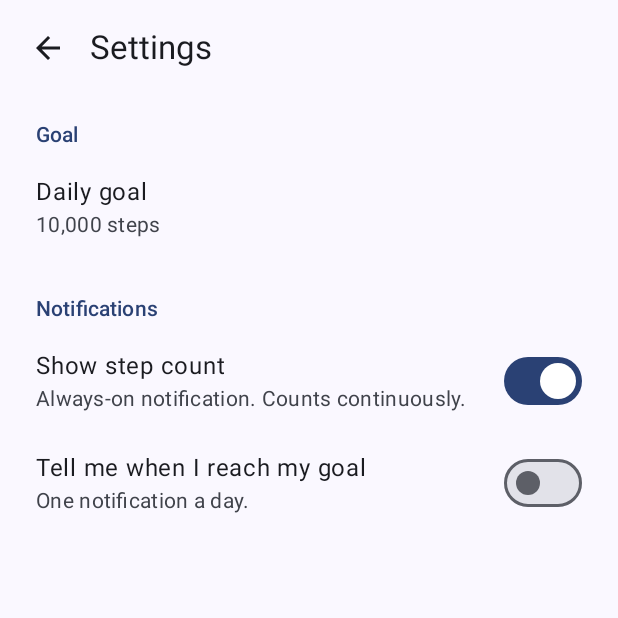
After one commit to rafa-fiedo/pedometer, an Android app built with Jetpack Compose: the composable SettingsScreen shown on its own in the app's theme, on a phone screen of 412 x 824 dp, the top half of it. The commit adds this screen. Run offline under Robolectric (Android 15) with nearby library versions, the phone set to English and light mode, and no system bars; our stand-ins replace Room's generated code; 1 statement that could not run was skipped.

Commit message:
Add Settings screen with goal and notification switches

```diff
--- a/app/src/main/java/app/pedometer/ui/MainActivity.kt
+++ b/app/src/main/java/app/pedometer/ui/MainActivity.kt
@@ -34,6 +34,9 @@ class MainActivity : ComponentActivity() {
     override fun onCreate(savedInstanceState: Bundle?) {
         super.onCreate(savedInstanceState)
         enableEdgeToEdge()
+        // Creates the app's effects now, so goal and settings changes refresh the widget and
+        // the goal alert even before any step has been recorded in this process.
+        app.effects
         // Debug builds can skip the sensor check so the screens can be viewed on an emulator.
         val skipSensorCheck = BuildConfig.DEBUG && intent.getBooleanExtra(EXTRA_SKIP_SENSOR_CHECK, false)
         setContent {
--- a/app/src/main/java/app/pedometer/ui/onboarding/PermissionScreen.kt
+++ b/app/src/main/java/app/pedometer/ui/onboarding/PermissionScreen.kt
@@ -48,7 +48,8 @@ fun hasActivityPermission(context: Context): Boolean =
     ContextCompat.checkSelfPermission(context, Manifest.permission.ACTIVITY_RECOGNITION) ==
         PackageManager.PERMISSION_GRANTED
 
-private fun needsNotificationPermission(context: Context): Boolean =
+/** True on Android 13+ while the app has not been allowed to post notifications. */
+fun needsNotificationPermission(context: Context): Boolean =
     Build.VERSION.SDK_INT >= Build.VERSION_CODES.TIRAMISU &&
         ContextCompat.checkSelfPermission(context, Manifest.permission.POST_NOTIFICATIONS) !=
         PackageManager.PERMISSION_GRANTED
--- /dev/null
+++ b/app/src/main/java/app/pedometer/ui/settings/SettingsScreen.kt
@@ -0,0 +1,173 @@
+package app.pedometer.ui.settings
+
+import android.Manifest
+import androidx.activity.compose.rememberLauncherForActivityResult
+import androidx.activity.result.contract.ActivityResultContracts
+import androidx.compose.foundation.clickable
+import androidx.compose.foundation.layout.Column
+import androidx.compose.foundation.layout.Row
+import androidx.compose.foundation.layout.Spacer
+import androidx.compose.foundation.layout.fillMaxSize
+import androidx.compose.foundation.layout.fillMaxWidth
+import androidx.compose.foundation.layout.padding
+import androidx.compose.foundation.layout.safeDrawingPadding
+import androidx.compose.foundation.layout.width
+import androidx.compose.foundation.rememberScrollState
+import androidx.compose.foundation.selection.toggleable
+import androidx.compose.foundation.verticalScroll
+import androidx.compose.material.icons.Icons
+import androidx.compose.material.icons.automirrored.filled.ArrowBack
+import androidx.compose.material3.Icon
+import androidx.compose.material3.IconButton
+import androidx.compose.material3.MaterialTheme
+import androidx.compose.material3.Switch
+import androidx.compose.material3.Text
+import androidx.compose.runtime.Composable
+import androidx.compose.runtime.getValue
+import androidx.compose.runtime.mutableStateOf
+import androidx.compose.runtime.saveable.rememberSaveable
+import androidx.compose.runtime.setValue
+import androidx.compose.ui.Alignment
+import androidx.compose.ui.Modifier
+import androidx.compose.ui.platform.LocalContext
+import androidx.compose.ui.res.stringResource
+import androidx.compose.ui.semantics.Role
+import androidx.compose.ui.unit.dp
+import androidx.lifecycle.compose.collectAsStateWithLifecycle
+import androidx.lifecycle.viewmodel.compose.viewModel
+import app.pedometer.R
+import app.pedometer.ui.onboarding.needsNotificationPermission
+import app.pedometer.ui.today.GoalDialog
+
+@Composable
+fun SettingsScreen(
+    onBack: () -> Unit,
+    viewModel: SettingsViewModel = viewModel(factory = SettingsViewModel.Factory),
+) {
+    val state by viewModel.state.collectAsStateWithLifecycle()
+    val current = state ?: return
+    val context = LocalContext.current
+    var editingGoal by rememberSaveable { mutableStateOf(false) }
+
+    // The goal alert is only switched on once Android allows the app to notify; a refusal
+    // leaves the switch off.
+    val notificationLauncher = rememberLauncherForActivityResult(
+        ActivityResultContracts.RequestPermission(),
+    ) { granted ->
+        if (granted) viewModel.setGoalAlertEnabled(true)
+    }
+
+    Column(
+        modifier = Modifier
+            .fillMaxSize()
+            .safeDrawingPadding()
+            .verticalScroll(rememberScrollState()),
+    ) {
+        Row(
+            modifier = Modifier.padding(start = 8.dp, end = 24.dp, top = 8.dp),
+            verticalAlignment = Alignment.CenterVertically,
+        ) {
+            IconButton(onClick = onBack) {
+                Icon(
+                    Icons.AutoMirrored.Filled.ArrowBack,
+                    contentDescription = stringResource(R.string.settings_back),
+                )
+            }
+            Spacer(Modifier.width(4.dp))
+            Text(text = stringResource(R.string.settings_title), style = MaterialTheme.typography.titleLarge)
+        }
+
+        SectionTitle(stringResource(R.string.settings_section_goal))
+        Column(
+            modifier = Modifier
+                .fillMaxWidth()
+                .clickable { editingGoal = true }
+                .padding(horizontal = 24.dp, vertical = 12.dp),
+        ) {
+            Text(text = stringResource(R.string.settings_daily_goal), style = MaterialTheme.typography.bodyLarge)
+            Text(
+                text = current.goalText,
+                style = MaterialTheme.typography.bodyMedium,
+                color = MaterialTheme.colorScheme.onSurfaceVariant,
+            )
+        }
+
+        SectionTitle(stringResource(R.string.settings_section_notifications))
+        SwitchRow(
+            title = stringResource(R.string.settings_show_step_count),
+            subtitle = stringResource(R.string.settings_show_step_count_subtitle),
+            checked = current.showStepCount,
+            onCheckedChange = viewModel::setShowStepCount,
+        )
+        SwitchRow(
+            title = stringResource(R.string.settings_goal_alert),
+            subtitle = stringResource(R.string.settings_goal_alert_subtitle),
+            checked = current.goalAlertEnabled,
+            onCheckedChange = { wanted ->
+                if (wanted && needsNotificationPermission(context)) {
+                    notificationLauncher.launch(Manifest.permission.POST_NOTIFICATIONS)
+                } else {
+                    viewModel.setGoalAlertEnabled(wanted)
+                }
+            },
+        )
+        if (current.showPeriodicNote) {
+            Text(
+                text = stringResource(R.string.settings_periodic_note),
+                style = MaterialTheme.typography.bodySmall,
+                color = MaterialTheme.colorScheme.onSurfaceVariant,
+                modifier = Modifier.padding(horizontal = 24.dp, vertical = 8.dp),
+            )
+        }
+    }
+
+    if (editingGoal) {
+        GoalDialog(
+            initial = current.goal,
+            onSave = {
+                viewModel.setGoal(it)
+                editingGoal = false
+            },
+            onDismiss = { editingGoal = false },
+        )
+    }
+}
+
+@Composable
+private fun SectionTitle(text: String) {
+    Text(
+        text = text,
+        style = MaterialTheme.typography.titleSmall,
+        color = MaterialTheme.colorScheme.primary,
+        modifier = Modifier.padding(start = 24.dp, end = 24.dp, top = 24.dp, bottom = 4.dp),
+    )
+}
+
+/** A row that toggles its switch wherever it is tapped. */
+@Composable
+private fun SwitchRow(
+    title: String,
+    subtitle: String,
+    checked: Boolean,
+    onCheckedChange: (Boolean) -> Unit,
+) {
+    Row(
+        modifier = Modifier
+            .fillMaxWidth()
+            .toggleable(value = checked, role = Role.Switch, onValueChange = onCheckedChange)
+            .padding(horizontal = 24.dp, vertical = 12.dp),
+        verticalAlignment = Alignment.CenterVertically,
+    ) {
+        Column(modifier = Modifier.weight(1f)) {
+            Text(text = title, style = MaterialTheme.typography.bodyLarge)
+            Text(
+                text = subtitle,
+                style = MaterialTheme.typography.bodyMedium,
+                color = MaterialTheme.colorScheme.onSurfaceVariant,
+            )
+        }
+        Spacer(Modifier.width(16.dp))
+        // The row handles the tap, so the switch itself is display-only.
+        Switch(checked = checked, onCheckedChange = null)
+    }
+}
--- /dev/null
+++ b/app/src/main/java/app/pedometer/ui/settings/SettingsUiState.kt
@@ -0,0 +1,28 @@
+package app.pedometer.ui.settings
+
+import app.pedometer.ui.formatSteps
+import java.util.Locale
+
+/** Everything the Settings screen displays. */
+data class SettingsUiState(
+    val goalText: String,
+    /** The raw goal, used to prefill the goal dialog. */
+    val goal: Int,
+    val showStepCount: Boolean,
+    val goalAlertEnabled: Boolean,
+    /** Whether to explain how counting works while the step count notification is off. */
+    val showPeriodicNote: Boolean,
+)
+
+fun settingsUiState(
+    goal: Int,
+    showStepCount: Boolean,
+    goalAlertEnabled: Boolean,
+    locale: Locale,
+): SettingsUiState = SettingsUiState(
+    goalText = "${formatSteps(goal, locale)} steps",
+    goal = goal,
+    showStepCount = showStepCount,
+    goalAlertEnabled = goalAlertEnabled,
+    showPeriodicNote = !showStepCount,
+)
--- /dev/null
+++ b/app/src/main/java/app/pedometer/ui/settings/SettingsViewModel.kt
@@ -0,0 +1,55 @@
+package app.pedometer.ui.settings
+
+import androidx.lifecycle.ViewModel
+import androidx.lifecycle.ViewModelProvider
+import androidx.lifecycle.ViewModelProvider.AndroidViewModelFactory.Companion.APPLICATION_KEY
+import androidx.lifecycle.viewModelScope
+import androidx.lifecycle.viewmodel.initializer
+import androidx.lifecycle.viewmodel.viewModelFactory
+import app.pedometer.PedometerApp
+import app.pedometer.core.Goal
+import app.pedometer.counting.CountingController
+import app.pedometer.data.StepRepository
+import kotlinx.coroutines.flow.SharingStarted
+import kotlinx.coroutines.flow.StateFlow
+import kotlinx.coroutines.flow.combine
+import kotlinx.coroutines.flow.stateIn
+import kotlinx.coroutines.launch
+import java.util.Locale
+
+class SettingsViewModel(
+    private val repository: StepRepository,
+    private val controller: CountingController,
+) : ViewModel() {
+    /** Null until the first values have loaded. */
+    val state: StateFlow<SettingsUiState?> =
+        combine(repository.goal, repository.showStepCount, repository.goalAlertEnabled) { goal, show, alert ->
+            settingsUiState(goal, show, alert, Locale.getDefault())
+        }.stateIn(viewModelScope, SharingStarted.WhileSubscribed(5_000), null)
+
+    fun setGoal(goal: Int) {
+        if (!Goal.isValid(goal)) return
+        viewModelScope.launch { repository.setGoal(goal) }
+    }
+
+    /** Saves the switch and moves the app into the matching counting mode straight away. */
+    fun setShowStepCount(show: Boolean) {
+        viewModelScope.launch {
+            repository.setShowStepCount(show)
+            controller.apply()
+        }
+    }
+
+    fun setGoalAlertEnabled(enabled: Boolean) {
+        viewModelScope.launch { repository.setGoalAlertEnabled(enabled) }
+    }
+
+    companion object {
+        val Factory: ViewModelProvider.Factory = viewModelFactory {
+            initializer {
+                val app = this[APPLICATION_KEY] as PedometerApp
+                SettingsViewModel(app.repository, app.countingController)
+            }
+        }
+    }
+}
--- a/app/src/main/java/app/pedometer/ui/today/TodayViewModel.kt
+++ b/app/src/main/java/app/pedometer/ui/today/TodayViewModel.kt
@@ -29,6 +29,11 @@ class TodayViewModel(
             todayUiState(days, goal, today, firstDayOfWeek(locale), locale)
         }.stateIn(viewModelScope, SharingStarted.WhileSubscribed(5_000), null)
 
+    /** True while either notification switch in Settings is on. */
+    val notificationsWanted: StateFlow<Boolean> =
+        combine(repository.showStepCount, repository.goalAlertEnabled) { count, alert -> count || alert }
+            .stateIn(viewModelScope, SharingStarted.WhileSubscribed(5_000), false)
+
     fun setGoal(goal: Int) {
         if (!Goal.isValid(goal)) return
         viewModelScope.launch { repository.setGoal(goal) }
--- a/app/src/main/res/values/strings.xml
+++ b/app/src/main/res/values/strings.xml
@@ -47,5 +47,16 @@
     <string name="scores_best_year">Best day this year</string>
     <string name="scores_no_record">–</string>
 
+    <string name="settings_title">Settings</string>
+    <string name="settings_back">Back</string>
+    <string name="settings_section_goal">Goal</string>
+    <string name="settings_section_notifications">Notifications</string>
+    <string name="settings_daily_goal">Daily goal</string>
+    <string name="settings_show_step_count">Show step count</string>
+    <string name="settings_show_step_count_subtitle">Always-on notification. Counts continuously.</string>
+    <string name="settings_goal_alert">Tell me when I reach my goal</string>
+    <string name="settings_goal_alert_subtitle">One notification a day.</string>
+    <string name="settings_periodic_note">With the step count off, steps are collected about every 15 minutes and whenever you open the app.</string>
+
     <string name="notifications_off_hint">Notifications are off, so the step count won\'t show in the notification bar.</string>
 </resources>
```
Also changed, not shown: app/src/main/java/app/pedometer/PedometerApp.kt (+12 -4 lines), app/src/main/java/app/pedometer/ui/AppRoot.kt (+9 -2 lines), app/src/main/java/app/pedometer/ui/NotificationsOffHint.kt (+6 -3 lines), app/src/main/java/app/pedometer/ui/today/TodayScreen.kt (+18 -8 lines), 2 other files.
